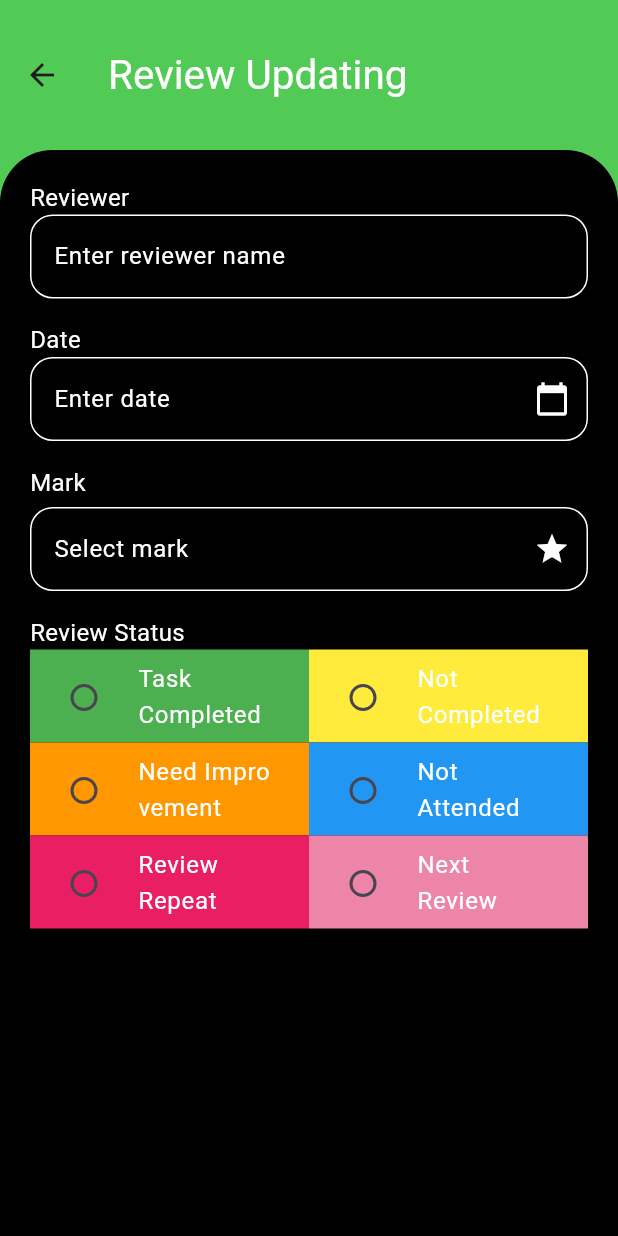
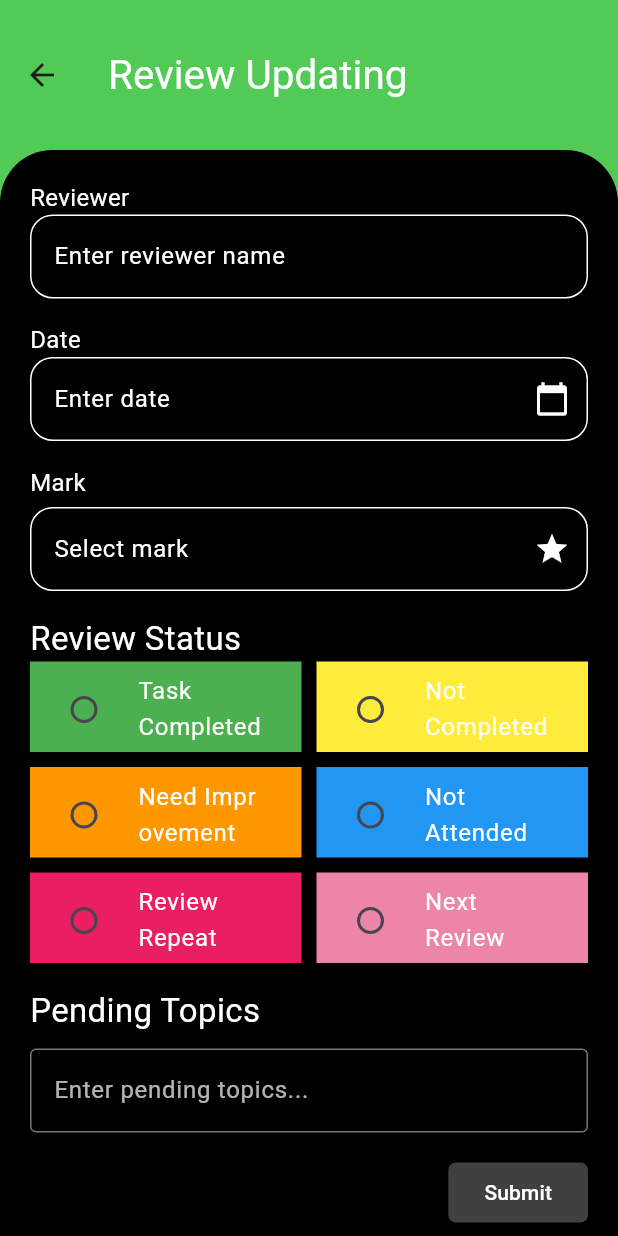
Before and after one commit to Afaf997/advisor_ui_selfstack, a Flutter app: the ReviewUpdatingPage screen opened directly, on a phone screen of 412 x 824 dp. Run offline on Flutter 3.47's test engine with Material 3 defaults, Android fonts, the phone set to English and light mode, and no system bars.

Commit message:
second  commit

```diff
--- a/lib/review_updating.dart
+++ b/lib/review_updating.dart
@@ -1,3 +1,4 @@
+import 'package:advisor_ui_selfstack/attendance.dart';
 import 'package:flutter/material.dart';
 
 class ReviewUpdatingPage extends StatefulWidget {
@@ -8,6 +9,7 @@ class ReviewUpdatingPage extends StatefulWidget {
 class _ReviewUpdatingPageState extends State<ReviewUpdatingPage> {
   String selectedMark = '';
   String selectedReviewStatus = '';
+  TextEditingController pendingTopicsController = TextEditingController();
 
   @override
   Widget build(BuildContext context) {
@@ -27,7 +29,9 @@ class _ReviewUpdatingPageState extends State<ReviewUpdatingPage> {
                 ),
               ),
             ),
+
             Expanded(
+              child: SingleChildScrollView(
                 child: Container(
                   padding: const EdgeInsets.all(20),
                   decoration: const BoxDecoration(
@@ -42,7 +46,7 @@ class _ReviewUpdatingPageState extends State<ReviewUpdatingPage> {
                       Column(
                         crossAxisAlignment: CrossAxisAlignment.start,
                         children: [
-                        Text(
+                          const Text(
                             'Reviewer',
                             style: TextStyle(
                               color: Colors.white,
@@ -52,24 +56,24 @@ class _ReviewUpdatingPageState extends State<ReviewUpdatingPage> {
                           TextField(
                             decoration: InputDecoration(
                               labelText: 'Enter reviewer name',
-                            labelStyle: TextStyle(color: Colors.white),
+                              labelStyle: const TextStyle(color: Colors.white),
                               focusedBorder: OutlineInputBorder(
-                              borderSide: BorderSide(color: Colors.white),
+                                borderSide: const BorderSide(color: Colors.white),
                                 borderRadius: BorderRadius.circular(15.0),
                               ),
                               enabledBorder: OutlineInputBorder(
-                              borderSide: BorderSide(color: Colors.white),
+                                borderSide: const BorderSide(color: Colors.white),
                                 borderRadius: BorderRadius.circular(15.0),
                               ),
                             ),
                           ),
                         ],
                       ),
-                    SizedBox(height: 16),
+                      const SizedBox(height: 16),
                       Column(
                         crossAxisAlignment: CrossAxisAlignment.start,
                         children: [
-                        Text(
+                          const Text(
                             'Date',
                             style: TextStyle(
                               color: Colors.white,
@@ -94,13 +98,13 @@ class _ReviewUpdatingPageState extends State<ReviewUpdatingPage> {
                                   },
                                   decoration: InputDecoration(
                                     labelText: 'Enter date',
-                                  labelStyle: TextStyle(color: Colors.white),
+                                    labelStyle: const TextStyle(color: Colors.white),
                                     focusedBorder: OutlineInputBorder(
-                                    borderSide: BorderSide(color: Colors.white),
+                                      borderSide: const BorderSide(color: Colors.white),
                                       borderRadius: BorderRadius.circular(15.0),
                                     ),
                                     enabledBorder: OutlineInputBorder(
-                                    borderSide: BorderSide(color: Colors.white),
+                                      borderSide: const BorderSide(color: Colors.white),
                                       borderRadius: BorderRadius.circular(15.0),
                                     ),
                                     suffixIcon: GestureDetector(
@@ -116,7 +120,7 @@ class _ReviewUpdatingPageState extends State<ReviewUpdatingPage> {
                                           // Update the TextField or perform any other actions
                                         }
                                       },
-                                    child: Icon(
+                                      child: const Icon(
                                         Icons.calendar_today,
                                         color: Colors.white,
                                       ),
@@ -128,18 +132,18 @@ class _ReviewUpdatingPageState extends State<ReviewUpdatingPage> {
                           ),
                         ],
                       ),
-                    SizedBox(height: 16),
+                      const SizedBox(height: 16),
                       Column(
                         crossAxisAlignment: CrossAxisAlignment.start,
                         children: [
-                        Text(
+                          const Text(
                             'Mark',
                             style: TextStyle(
                               color: Colors.white,
                               fontSize: 16,
                             ),
                           ),
-                        SizedBox(height: 5,),
+                          const SizedBox(height: 5,),
                           Row(
                             children: [
                               Expanded(
@@ -150,11 +154,11 @@ class _ReviewUpdatingPageState extends State<ReviewUpdatingPage> {
                                       context: context,
                                       builder: (BuildContext context) {
                                         return AlertDialog(
-                                        title: Text('Select Mark'),
+                                          title: const Text('Select Mark'),
                                           content: Column(
                                             children: [
                                               ListTile(
-                                              title: Text(
+                                                title: const Text(
                                                   'Option 1',
                                                   style: TextStyle(color: Colors.white),
                                                 ),
@@ -167,7 +171,7 @@ class _ReviewUpdatingPageState extends State<ReviewUpdatingPage> {
                                                 },
                                               ),
                                               ListTile(
-                                              title: Text(
+                                                title: const Text(
                                                   'Option 2',
                                                   style: TextStyle(color: Colors.white),
                                                 ),
@@ -179,7 +183,6 @@ class _ReviewUpdatingPageState extends State<ReviewUpdatingPage> {
                                                   Navigator.pop(context);
                                                 },
                                               ),
-                                            // Add more options as needed
                                             ],
                                           ),
                                         );
@@ -188,16 +191,16 @@ class _ReviewUpdatingPageState extends State<ReviewUpdatingPage> {
                                   },
                                   decoration: InputDecoration(
                                     labelText: 'Select mark',
-                                  labelStyle: TextStyle(color: Colors.white),
+                                    labelStyle: const TextStyle(color: Colors.white),
                                     focusedBorder: OutlineInputBorder(
-                                    borderSide: BorderSide(color: Colors.white),
+                                      borderSide: const BorderSide(color: Colors.white),
                                       borderRadius: BorderRadius.circular(15.0),
                                     ),
                                     enabledBorder: OutlineInputBorder(
-                                    borderSide: BorderSide(color: Colors.white),
+                                      borderSide: const BorderSide(color: Colors.white),
                                       borderRadius: BorderRadius.circular(15.0),
                                     ),
-                                  suffixIcon: Icon(
+                                    suffixIcon: const Icon(
                                       Icons.star,
                                       color: Colors.white,
                                     ),
@@ -209,22 +212,24 @@ class _ReviewUpdatingPageState extends State<ReviewUpdatingPage> {
                           ),
                         ],
                       ),
-                    SizedBox(height: 16),
+                      const SizedBox(height: 16),
                       Column(
                         crossAxisAlignment: CrossAxisAlignment.start,
                         children: [
-                        Text(
+                          const Text(
                             'Review Status',
                             style: TextStyle(
                               color: Colors.white,
-                            fontSize: 16,
+                              fontSize: 22,
                             ),
                           ),
                           GridView.builder(
                             shrinkWrap: true,
-                          gridDelegate: SliverGridDelegateWithFixedCrossAxisCount(
+                            gridDelegate: const SliverGridDelegateWithFixedCrossAxisCount(
                               crossAxisCount: 2,
-                            childAspectRatio: 3.0,
+                              childAspectRatio: 3,
+                              mainAxisSpacing: 10.0,
+                              crossAxisSpacing: 10.0,
                             ),
                             itemCount: 6,
                             itemBuilder: (BuildContext context, int index) {
@@ -233,7 +238,7 @@ class _ReviewUpdatingPageState extends State<ReviewUpdatingPage> {
                                 child: RadioListTile<String>(
                                   title: Text(
                                     getReviewStatusText(index),
-                                  style: TextStyle(color: Colors.white),
+                                    style: const TextStyle(color: Colors.white),
                                   ),
                                   value: getReviewStatusText(index),
                                   groupValue: selectedReviewStatus,
@@ -249,7 +254,49 @@ class _ReviewUpdatingPageState extends State<ReviewUpdatingPage> {
                           ),
                         ],
                       ),
+                      const SizedBox(height: 16),
+                      Column(
+                        crossAxisAlignment: CrossAxisAlignment.start,
+                        children: [
+                          const Text(
+                            'Pending Topics',
+                            style: TextStyle(
+                              color: Colors.white,
+                              fontSize: 22,
+                            ),
+                          ),
+                          const SizedBox(height: 10),
+                          // Replace the placeholder content with a TextField
+                          TextField(
+                            controller: pendingTopicsController,
+                            maxLines: null, // Allow multiple lines
+                            style: const TextStyle(color: Colors.white),
+                            decoration: const InputDecoration(
+                              border: OutlineInputBorder(),
+                              hintText: 'Enter pending topics...',
+                              hintStyle: TextStyle(color: Colors.white70),
+                            ),
+                          ),
+                         const SizedBox(height: 16),
+                          Container(
+                            alignment: Alignment.centerRight,
+                            child: ElevatedButton(
+                              onPressed: () {
+                                Navigator.push(context, MaterialPageRoute(builder: (context)=>DomainPage()));
+                              },
+                              style: ElevatedButton.styleFrom(
+                                shape: RoundedRectangleBorder(
+                                  borderRadius: BorderRadius.circular(5.0),
+                                ),
+                                backgroundColor: const Color.fromARGB(255, 64, 64, 64),
+                              ),
+                              child: const Text('Submit',style: TextStyle(color:Colors.white),),
+                            ),
+                          ),
                         ],
+                      ),
+                    ],
+                  ),
                 ),
               ),
             ),
@@ -291,7 +338,7 @@ class _ReviewUpdatingPageState extends State<ReviewUpdatingPage> {
       case 4:
         return Colors.pink;
       case 5:
-        return Color.fromARGB(255, 237, 133, 168);
+        return const Color.fromARGB(255, 237, 133, 168);
       default:
         return Colors.transparent;
     }
--- a/pubspec.yaml
+++ b/pubspec.yaml
@@ -59,8 +59,8 @@ flutter:
   uses-material-design: true
 
   # To add assets to your application, add an assets section, like this:
-  # assets:
-  #   - images/a_dot_burr.jpeg
+  assets:
+    - assets/image.png
   #   - images/a_dot_ham.jpeg
 
   # An image asset can refer to one or more resolution-specific "variants", see
```
Also changed, not shown: lib/attendance.dart (added, +145 -0 lines), assets/download.png (added), assets/image.png (added). Lines whose indentation alone changed are shown as unchanged.
